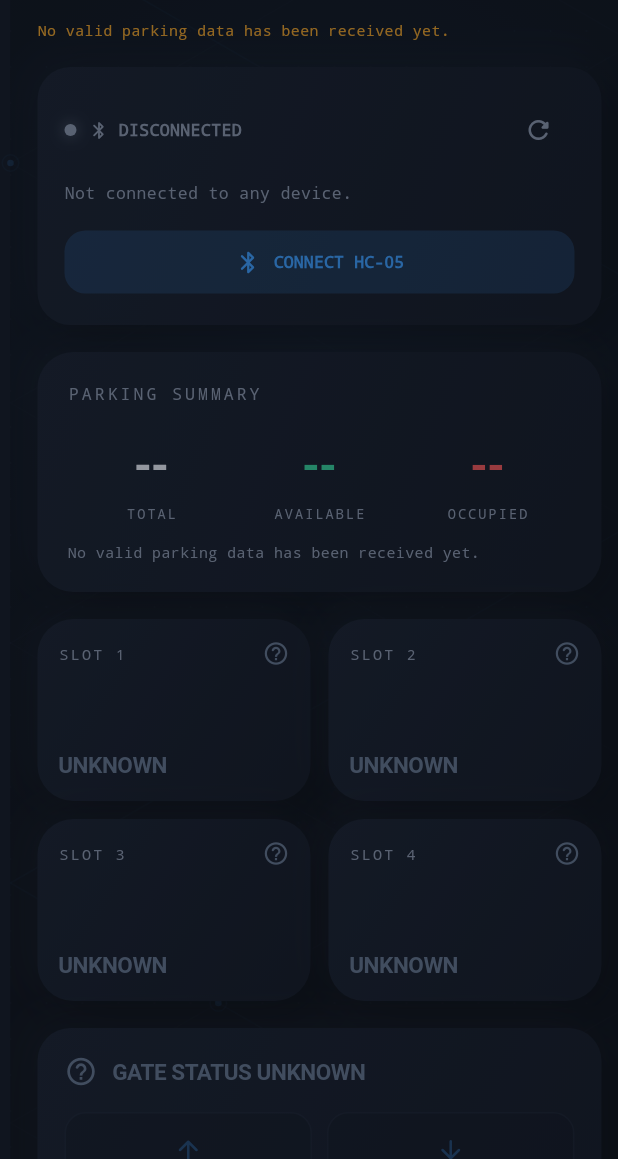
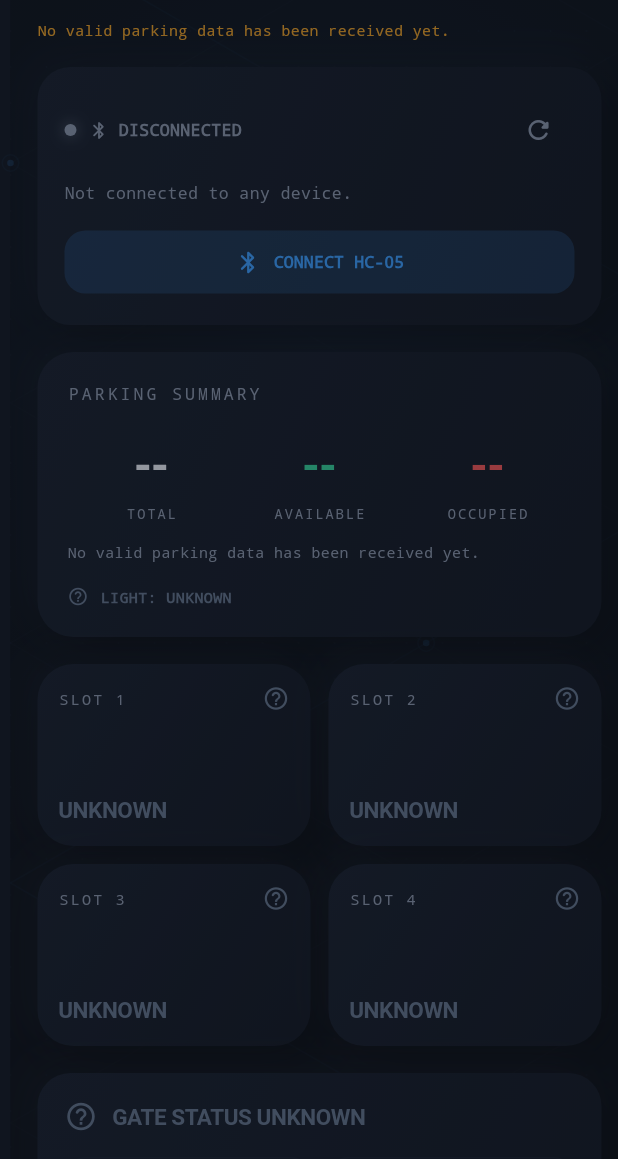
Before and after one commit to Bilalshaikh32/smart-parking-app, a Flutter app: the first screen one second after launch, on a phone screen of 412 x 824 dp, the part 77-1236 px from its top. Run offline on Flutter 3.47's test engine with Material 3 defaults, Android fonts, the phone set to English and light mode, and no system bars; drawn by our look-alikes of flutter_animate; our stand-ins replace permission_handler, shared_preferences; missing offline and left inert: flutter_bluetooth_serial_plus.

Commit message:
Add license, CI/release workflows, and exact protocol support

```diff
--- a/smart_parking_app/lib/controllers/bluetooth_controller.dart
+++ b/smart_parking_app/lib/controllers/bluetooth_controller.dart
@@ -221,6 +221,7 @@ class BluetoothController extends ChangeNotifier {
   }
 
   void _handleDisconnected() {
+    if (connectionState == BtConnectionState.disconnected) return;
     connectionState = BtConnectionState.disconnected;
     connectedDeviceName = null;
     connectedDeviceAddress = null;
@@ -231,8 +232,9 @@ class BluetoothController extends ChangeNotifier {
   }
 
   void _handleError(Object error) {
+    if (connectionState == BtConnectionState.error) return;
     connectionState = BtConnectionState.error;
-    errorMessage = 'Bluetooth connection was lost.';
+    errorMessage = 'Bluetooth connection was lost. ${error.toString()}';
     _log('Socket error: $error', 'ERR');
     onDisconnected?.call();
     notifyListeners();
--- a/smart_parking_app/lib/controllers/parking_controller.dart
+++ b/smart_parking_app/lib/controllers/parking_controller.dart
@@ -15,6 +15,9 @@ class ParkingController extends ChangeNotifier {
       List.generate(kTotalSlots, (i) => ParkingSlot.initial(i + 1));
 
   GateState gateState = GateState.unknown;
+  TrafficLightState lightState = TrafficLightState.unknown;
+  int? reportedAvailableCount;
+  int? reportedOccupiedCount;
   String lcdLine1 = 'SMART PARKING';
   String lcdLine2 = 'Waiting for data...';
   ParkingEvent? latestEvent;
@@ -40,6 +43,19 @@ class ParkingController extends ChangeNotifier {
   bool get isParkingFull =>
       lastValidUpdate != null && availableCount == 0 && unknownCount == 0;
 
+  TrafficLightState get effectiveLightState {
+    if (gateState == GateState.commandSent) {
+      return TrafficLightState.yellow;
+    }
+    if (lightState != TrafficLightState.unknown) {
+      return lightState;
+    }
+    if (lastValidUpdate == null) {
+      return TrafficLightState.unknown;
+    }
+    return availableCount == 0 ? TrafficLightState.red : TrafficLightState.green;
+  }
+
   /// Resets everything to "no live data yet" — called on disconnect so a
   /// stale snapshot is never shown as if it were current.
   void resetToUnknown() {
@@ -49,6 +65,9 @@ class ParkingController extends ChangeNotifier {
     _checkingTimeouts.clear();
     slots = List.generate(kTotalSlots, (i) => ParkingSlot.initial(i + 1));
     gateState = GateState.unknown;
+    lightState = TrafficLightState.unknown;
+    reportedAvailableCount = null;
+    reportedOccupiedCount = null;
     lcdLine1 = 'SMART PARKING';
     lcdLine2 = 'Disconnected';
     lastValidUpdate = null;
@@ -68,6 +87,15 @@ class ParkingController extends ChangeNotifier {
         _applySlotStatus(occupied);
       case GateMessage(open: final open):
         gateState = open ? GateState.open : GateState.closed;
+        _touchLastUpdate();
+      case LightMessage(state: final state):
+        lightState = state;
+        _touchLastUpdate();
+      case AvailableCountMessage(count: final count):
+        reportedAvailableCount = count;
+        _touchLastUpdate();
+      case OccupiedCountMessage(count: final count):
+        reportedOccupiedCount = count;
         _touchLastUpdate();
       case LcdLine1Message(text: final text):
         lcdLine1 = text;
--- a/smart_parking_app/lib/models/parking_state.dart
+++ b/smart_parking_app/lib/models/parking_state.dart
@@ -7,6 +7,8 @@ enum BtConnectionState { disconnected, connecting, connected, error }
 /// real G: line or event from the Arduino.
 enum GateState { unknown, open, closed, commandSent }
 
+enum TrafficLightState { unknown, green, yellow, red }
+
 const int kTotalSlots = 4;
 const Duration kStaleDataThreshold = Duration(seconds: 8);
 const int kMaxEventLogEntries = 50;
--- a/smart_parking_app/lib/screens/dashboard_screen.dart
+++ b/smart_parking_app/lib/screens/dashboard_screen.dart
@@ -159,8 +159,11 @@ class _DashboardScreenState extends State<DashboardScreen> with WidgetsBindingOb
                     total: parking.slots.length,
                     available: parking.availableCount,
                     occupied: parking.occupiedCount,
+                    reportedAvailable: parking.reportedAvailableCount,
+                    reportedOccupied: parking.reportedOccupiedCount,
                     isFull: parking.isParkingFull,
                     hasLiveData: parking.lastValidUpdate != null,
+                    lightState: parking.effectiveLightState,
                   ),
                   const SizedBox(height: 18),
                   GridView.count(
--- a/smart_parking_app/lib/services/parking_protocol_parser.dart
+++ b/smart_parking_app/lib/services/parking_protocol_parser.dart
@@ -1,3 +1,5 @@
+import '../models/parking_state.dart';
+
 /// Buffers raw incoming Bluetooth text and splits it into complete
 /// newline-terminated lines. Bluetooth Classic sockets deliver bytes in
 /// arbitrary chunks — a chunk boundary is NOT guaranteed to line up with
@@ -61,6 +63,24 @@ class GateMessage extends ParsedMessage {
   const GateMessage(this.open);
 }
 
+/// "LIGHT:<GREEN|YELLOW|RED>"
+class LightMessage extends ParsedMessage {
+  final TrafficLightState state;
+  const LightMessage(this.state);
+}
+
+/// "AVAILABLE:<n>"
+class AvailableCountMessage extends ParsedMessage {
+  final int count;
+  const AvailableCountMessage(this.count);
+}
+
+/// "OCCUPIED:<n>"
+class OccupiedCountMessage extends ParsedMessage {
+  final int count;
+  const OccupiedCountMessage(this.count);
+}
+
 /// "L1:<text>"
 class LcdLine1Message extends ParsedMessage {
   final String text;
@@ -106,10 +126,42 @@ class ParkingProtocolParser {
 
     if (line == 'PONG') return const PongMessage();
 
+    if (line.startsWith('GATE:')) {
+      final value = line.substring(5).trim().toUpperCase();
+      if (value == 'OPEN') return const GateMessage(true);
+      if (value == 'CLOSED') return const GateMessage(false);
+      return UnknownMessage(rawLine);
+    }
+
     if (line.startsWith('G:')) {
       final value = line.substring(2).trim();
       if (value == '1') return const GateMessage(true);
       if (value == '0') return const GateMessage(false);
+      return UnknownMessage(rawLine);
+    }
+
+    if (line.startsWith('LIGHT:')) {
+      final value = line.substring(6).trim().toUpperCase();
+      switch (value) {
+        case 'GREEN':
+          return const LightMessage(TrafficLightState.green);
+        case 'YELLOW':
+          return const LightMessage(TrafficLightState.yellow);
+        case 'RED':
+          return const LightMessage(TrafficLightState.red);
+      }
+      return UnknownMessage(rawLine);
+    }
+
+    if (line.startsWith('AVAILABLE:')) {
+      final parsed = int.tryParse(line.substring(10).trim());
+      if (parsed != null) return AvailableCountMessage(parsed);
+      return UnknownMessage(rawLine);
+    }
+
+    if (line.startsWith('OCCUPIED:')) {
+      final parsed = int.tryParse(line.substring(9).trim());
+      if (parsed != null) return OccupiedCountMessage(parsed);
       return UnknownMessage(rawLine);
     }
 
--- a/smart_parking_app/lib/widgets/parking_summary_card.dart
+++ b/smart_parking_app/lib/widgets/parking_summary_card.dart
@@ -1,5 +1,6 @@
 import 'package:flutter/material.dart';
 import 'package:flutter_animate/flutter_animate.dart';
+import '../models/parking_state.dart';
 import '../theme/app_colors.dart';
 import '../theme/app_theme.dart';
 
@@ -7,16 +8,22 @@ class ParkingSummaryCard extends StatelessWidget {
   final int total;
   final int available;
   final int occupied;
+  final int? reportedAvailable;
+  final int? reportedOccupied;
   final bool isFull;
   final bool hasLiveData;
+  final TrafficLightState lightState;
 
   const ParkingSummaryCard({
     super.key,
     required this.total,
     required this.available,
     required this.occupied,
+    required this.reportedAvailable,
+    required this.reportedOccupied,
     required this.isFull,
     required this.hasLiveData,
+    this.lightState = TrafficLightState.unknown,
   });
 
   @override
@@ -55,9 +62,53 @@ class ParkingSummaryCard extends StatelessWidget {
             Text('No valid parking data has been received yet.',
                 style: AppTheme.mono(size: 10, color: AppColors.mutedForeground)),
           ],
+          if (hasLiveData && reportedAvailable != null && reportedOccupied != null) ...[
+            const SizedBox(height: 12),
+            Text(
+              'Arduino reported: $reportedAvailable available · $reportedOccupied occupied',
+              style: AppTheme.mono(size: 10, color: AppColors.mutedForeground),
+            ),
+          ],
+          const SizedBox(height: 16),
+          _LightIndicator(state: lightState),
         ],
       ),
     ).animate().fadeIn(duration: 350.ms, delay: 60.ms);
+  }
+}
+
+class _LightIndicator extends StatelessWidget {
+  final TrafficLightState state;
+  const _LightIndicator({required this.state});
+
+  @override
+  Widget build(BuildContext context) {
+    final label = switch (state) {
+      TrafficLightState.green => 'GREEN',
+      TrafficLightState.yellow => 'YELLOW',
+      TrafficLightState.red => 'RED',
+      TrafficLightState.unknown => 'UNKNOWN',
+    };
+    final color = switch (state) {
+      TrafficLightState.green => AppColors.available,
+      TrafficLightState.yellow => AppColors.checking,
+      TrafficLightState.red => AppColors.occupied,
+      TrafficLightState.unknown => AppColors.unknown,
+    };
+    final icon = switch (state) {
+      TrafficLightState.green => Icons.circle,
+      TrafficLightState.yellow => Icons.circle,
+      TrafficLightState.red => Icons.circle,
+      TrafficLightState.unknown => Icons.help_outline_rounded,
+    };
+
+    return Row(
+      children: [
+        Icon(icon, color: color, size: 14),
+        const SizedBox(width: 8),
+        Text('LIGHT: $label', style: AppTheme.mono(size: 10, color: color, weight: FontWeight.w700)),
+      ],
+    );
   }
 }
 
```
Also changed, not shown: smart_parking_app/pubspec.lock, 6 other files.
